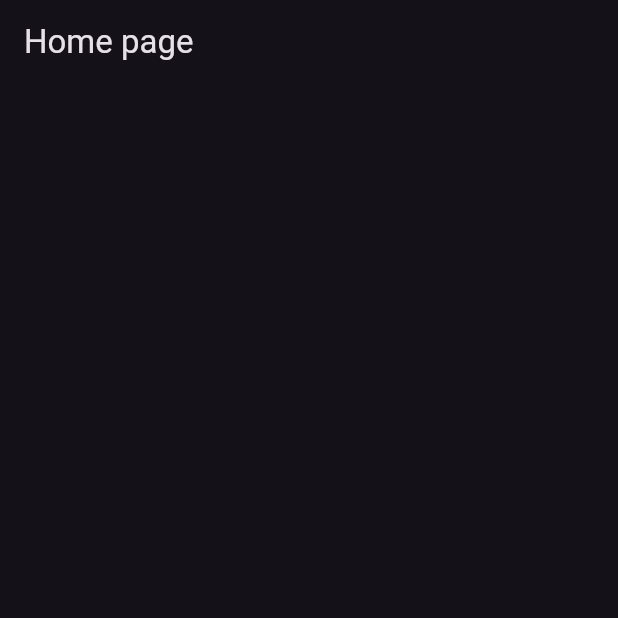
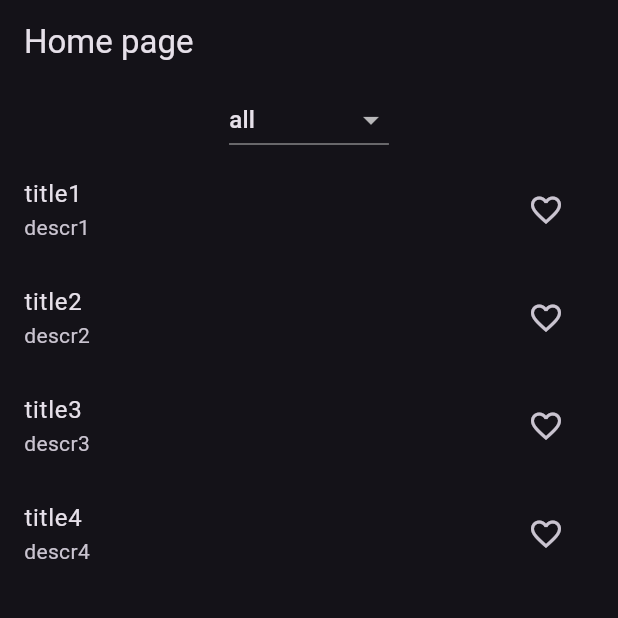
Before and after one commit to Wolfram-180/riverpod_course_app6, a Flutter app: the screen it shows after launch, on a phone screen of 412 x 824 dp, the top half of it. Run offline on Flutter 3.47's test engine with Material 3 defaults, Android fonts, the phone set to English and light mode, and no system bars; our stand-ins replace hooks_riverpod.

Commit message:
all works

```diff
--- a/lib/main.dart
+++ b/lib/main.dart
@@ -56,20 +56,49 @@ class Film {
       );
 }
 
-class HomePage extends ConsumerWidget {
-  const HomePage({super.key});
+class FilmsNotifier extends StateNotifier<List<Film>> {
+  FilmsNotifier() : super(allFilms);
 
-  @override
-  Widget build(BuildContext context, WidgetRef ref) {
-    return Scaffold(
-      appBar: AppBar(
-        title: const Text(
-          appHeader,
-        ),
-      ),
-    );
+  void update(
+    Film film,
+    bool isFavorite,
+  ) {
+    state = state
+        .map((thisFilm) => thisFilm.id == film.id
+            ? thisFilm.copy(isFavorite: isFavorite)
+            : thisFilm)
+        .toList();
   }
 }
+
+enum FavoriteStatus {
+  all,
+  favorite,
+  notFavorite,
+}
+
+final favoriteStatusProvider = StateProvider<FavoriteStatus>(
+  (_) => FavoriteStatus.all,
+);
+
+// all films
+final allFilmsProvider = StateNotifierProvider<FilmsNotifier, List<Film>>(
+  (_) => FilmsNotifier(),
+);
+
+// favorite films
+final favoriteFilmsProvider = Provider<Iterable<Film>>(
+  (ref) => ref.watch(allFilmsProvider).where(
+        (film) => film.isFavorite,
+      ),
+);
+
+// not favorite films
+final notFavoriteFilmsProvider = Provider<Iterable<Film>>(
+  (ref) => ref.watch(allFilmsProvider).where(
+        (film) => !film.isFavorite,
+      ),
+);
 
 const allFilms = [
   Film(
@@ -97,3 +126,119 @@ const allFilms = [
     isFavorite: false,
   ),
 ];
+
+class HomePage extends ConsumerWidget {
+  const HomePage({super.key});
+
+  @override
+  Widget build(BuildContext context, WidgetRef ref) {
+    return Scaffold(
+      appBar: AppBar(
+        title: const Text(
+          appHeader,
+        ),
+      ),
+      body: Column(
+        children: [
+          const FilterWidget(),
+          Consumer(
+            builder: (context, ref, child) {
+              final filter = ref.watch(favoriteStatusProvider);
+              switch (filter) {
+                case FavoriteStatus.all:
+                  return FilmsList(
+                    provider: allFilmsProvider,
+                  );
+                case FavoriteStatus.favorite:
+                  return FilmsList(
+                    provider: favoriteFilmsProvider,
+                  );
+                case FavoriteStatus.notFavorite:
+                  return FilmsList(
+                    provider: notFavoriteFilmsProvider,
+                  );
+              }
+            },
+          ),
+        ],
+      ),
+    );
+  }
+}
+
+class FilmsList extends ConsumerWidget {
+  final AlwaysAliveProviderBase<Iterable<Film>> provider;
+  const FilmsList({
+    required this.provider,
+    Key? key,
+  }) : super(
+          key: key,
+        );
+
+  @override
+  Widget build(BuildContext context, WidgetRef ref) {
+    final films = ref.watch(provider);
+    return Expanded(
+      child: ListView.builder(
+        itemCount: films.length,
+        itemBuilder: (context, index) {
+          final film = films.elementAt(index);
+          final favoriteIcon = film.isFavorite
+              ? const Icon(Icons.favorite)
+              : const Icon(Icons.favorite_border);
+          return ListTile(
+            title: Text(film.title),
+            subtitle: Text(film.description),
+            trailing: IconButton(
+              icon: favoriteIcon,
+              onPressed: () {
+                final isFavorite = !film.isFavorite;
+                ref.read(allFilmsProvider.notifier).update(
+                      film,
+                      isFavorite,
+                    );
+              },
+            ),
+          );
+        },
+      ),
+    );
+  }
+}
+
+class FilterWidget extends StatelessWidget {
+  const FilterWidget({super.key});
+
+  @override
+  Widget build(BuildContext context) {
+    return Consumer(
+      builder: (
+        context,
+        ref,
+        child,
+      ) {
+        return DropdownButton(
+            value: ref.watch(
+              favoriteStatusProvider,
+            ),
+            items: FavoriteStatus.values
+                .map(
+                  (fs) => DropdownMenuItem(
+                    value: fs,
+                    child: Text(
+                      fs.toString().split('.').last,
+                    ),
+                  ),
+                )
+                .toList(),
+            onChanged: (fs) {
+              ref
+                  .read(
+                    favoriteStatusProvider.notifier,
+                  )
+                  .state = fs!;
+            });
+      },
+    );
+  }
+}
```
